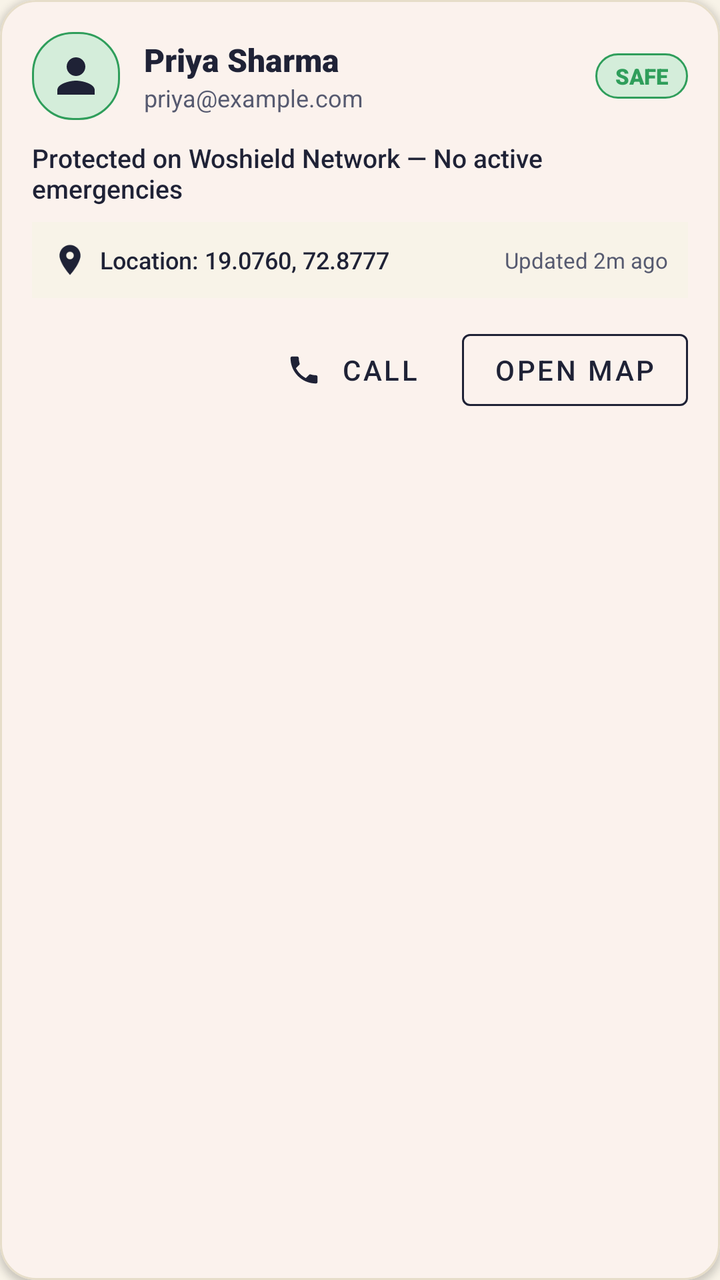
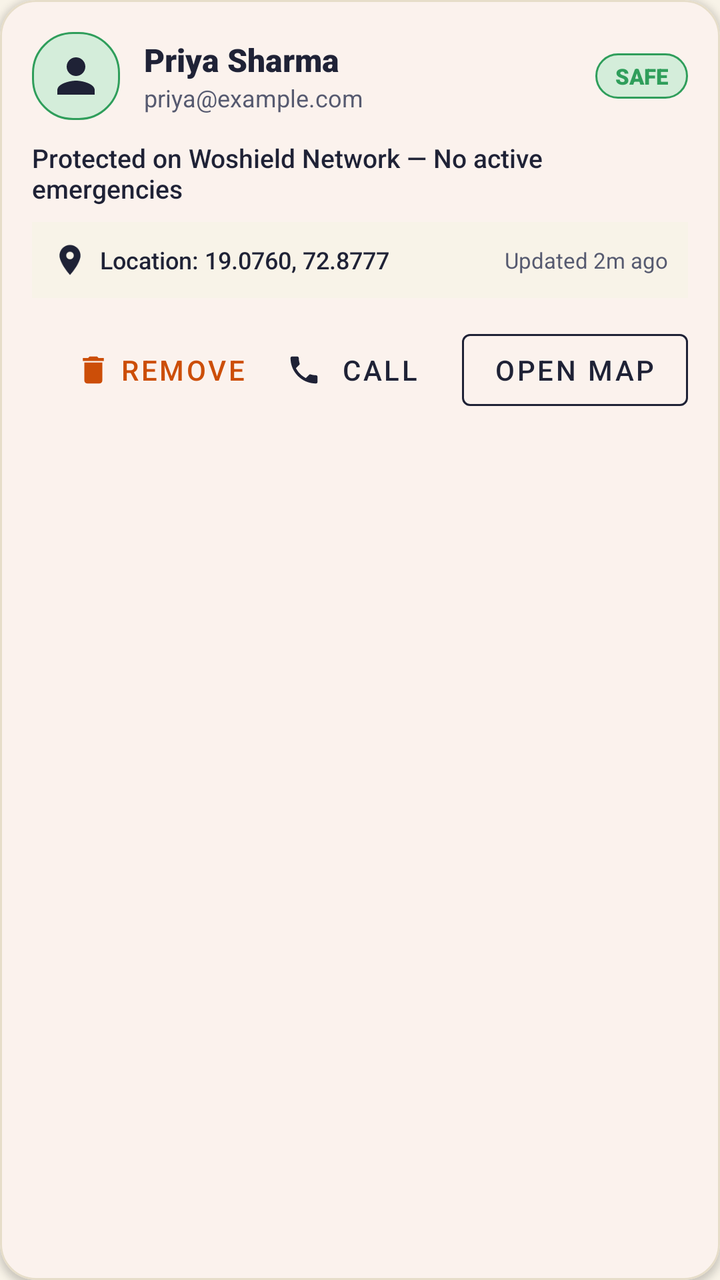

The first picture is an Android layout as it rendered before a commit; the second is the same layout after the commit. The layout source and the unified diff follow.
<!-- AndroidManifest.xml: application theme Theme.EmpowHer -->
<!-- res/layout/item_family_member.xml -->
<?xml version="1.0" encoding="utf-8"?>
<com.google.android.material.card.MaterialCardView
    xmlns:android="http://schemas.android.com/apk/res/android"
    xmlns:app="http://schemas.android.com/apk/res-auto"
    xmlns:tools="http://schemas.android.com/tools"
    android:layout_width="match_parent"
    android:layout_height="wrap_content"
    android:layout_marginHorizontal="16dp"
    android:layout_marginVertical="8dp"
    app:cardBackgroundColor="@color/white"
    app:cardCornerRadius="18dp"
    app:cardElevation="2dp"
    app:strokeColor="@color/subtle_border"
    app:strokeWidth="1dp">

    <LinearLayout
        android:layout_width="match_parent"
        android:layout_height="wrap_content"
        android:orientation="vertical"
        android:padding="16dp">

        
        <LinearLayout
            android:layout_width="match_parent"
            android:layout_height="wrap_content"
            android:gravity="center_vertical"
            android:orientation="horizontal">

            <ImageView
                android:id="@+id/iv_member_avatar"
                android:layout_width="44dp"
                android:layout_height="44dp"
                android:background="@drawable/badge_safe"
                android:padding="8dp"
                android:src="@drawable/ic_nav_profile"
                app:tint="@color/deep_purple"
                tools:ignore="ContentDescription" />

            <LinearLayout
                android:layout_width="0dp"
                android:layout_height="wrap_content"
                android:layout_marginStart="12dp"
                android:layout_weight="1"
                android:orientation="vertical">

                <TextView
                    android:id="@+id/tv_member_name"
                    android:layout_width="wrap_content"
                    android:layout_height="wrap_content"
                    android:fontFamily="sans-serif-black"
                    android:text="Priya Sharma"
                    android:textColor="@color/text_primary"
                    android:textSize="16sp" />

                <TextView
                    android:id="@+id/tv_member_email"
                    android:layout_width="wrap_content"
                    android:layout_height="wrap_content"
                    android:fontFamily="sans-serif"
                    android:text="priya@example.com"
                    android:textColor="@color/text_secondary"
                    android:textSize="12sp" />
            </LinearLayout>

            
            <TextView
                android:id="@+id/badge_safety_status"
                android:layout_width="wrap_content"
                android:layout_height="wrap_content"
                android:background="@drawable/badge_safe"
                android:fontFamily="sans-serif-black"
                android:paddingHorizontal="10dp"
                android:paddingVertical="4dp"
                android:text="SAFE"
                android:textColor="@color/status_safe"
                android:textSize="11sp" />

        </LinearLayout>

        
        <TextView
            android:id="@+id/tv_status_details"
            android:layout_width="match_parent"
            android:layout_height="wrap_content"
            android:layout_marginTop="10dp"
            android:fontFamily="sans-serif-medium"
            android:text="Protected on Woshield Network — No active emergencies"
            android:textColor="@color/text_primary"
            android:textSize="13sp" />

        
        <LinearLayout
            android:id="@+id/layout_routine_info"
            android:layout_width="match_parent"
            android:layout_height="wrap_content"
            android:layout_marginTop="8dp"
            android:background="@drawable/badge_routine"
            android:gravity="center_vertical"
            android:orientation="horizontal"
            android:padding="8dp"
            android:visibility="gone">

            <ImageView
                android:layout_width="16dp"
                android:layout_height="16dp"
                android:src="@drawable/ic_routine"
                app:tint="@color/deep_purple"
                tools:ignore="ContentDescription" />

            <TextView
                android:id="@+id/tv_routine_title"
                android:layout_width="0dp"
                android:layout_height="wrap_content"
                android:layout_marginStart="6dp"
                android:layout_weight="1"
                android:fontFamily="sans-serif"
                android:text="Routine: Evening Commute"
                android:textColor="@color/deep_purple"
                android:textSize="12sp" />

            <TextView
                android:id="@+id/tv_expected_arrival"
                android:layout_width="wrap_content"
                android:layout_height="wrap_content"
                android:fontFamily="sans-serif-medium"
                android:text="ETA 07:30 PM"
                android:textColor="@color/deep_purple"
                android:textSize="12sp" />

        </LinearLayout>

        
        <LinearLayout
            android:id="@+id/layout_location_section"
            android:layout_width="match_parent"
            android:layout_height="wrap_content"
            android:layout_marginTop="8dp"
            android:background="@color/woshield_bg"
            android:orientation="vertical"
            android:padding="10dp">

            <LinearLayout
                android:layout_width="match_parent"
                android:layout_height="wrap_content"
                android:gravity="center_vertical"
                android:orientation="horizontal">

                <ImageView
                    android:id="@+id/iv_location_icon"
                    android:layout_width="18dp"
                    android:layout_height="18dp"
                    android:src="@drawable/ic_location_pin"
                    app:tint="@color/deep_purple"
                    tools:ignore="ContentDescription" />

                <TextView
                    android:id="@+id/tv_location_label"
                    android:layout_width="0dp"
                    android:layout_height="wrap_content"
                    android:layout_marginStart="6dp"
                    android:layout_weight="1"
                    android:fontFamily="sans-serif-medium"
                    android:text="Location: 19.0760, 72.8777"
                    android:textColor="@color/text_primary"
                    android:textSize="12sp" />

                <TextView
                    android:id="@+id/tv_location_time"
                    android:layout_width="wrap_content"
                    android:layout_height="wrap_content"
                    android:fontFamily="sans-serif"
                    android:text="Updated 2m ago"
                    android:textColor="@color/text_secondary"
                    android:textSize="11sp" />

            </LinearLayout>

            
            <TextView
                android:id="@+id/tv_stale_warning"
                android:layout_width="match_parent"
                android:layout_height="wrap_content"
                android:layout_marginTop="4dp"
                android:fontFamily="sans-serif-medium"
                android:text="⚠️ Location is stale (over 15 min old). Device may be offline."
                android:textColor="@color/warning_orange"
                android:textSize="11sp"
                android:visibility="gone" />

        </LinearLayout>

        
        <LinearLayout
            android:layout_width="match_parent"
            android:layout_height="wrap_content"
            android:layout_marginTop="12dp"
            android:gravity="end|center_vertical"
            android:orientation="horizontal">

            <com.google.android.material.button.MaterialButton
                android:id="@+id/btn_call_member"
                style="@style/Widget.MaterialComponents.Button.TextButton"
                android:layout_width="wrap_content"
                android:layout_height="wrap_content"
                android:text="Call"
                android:textColor="@color/deep_purple"
                app:icon="@drawable/ic_phone"
                app:iconTint="@color/deep_purple" />

            <com.google.android.material.button.MaterialButton
                android:id="@+id/btn_view_map"
                style="@style/Widget.MaterialComponents.Button.OutlinedButton"
                android:layout_width="wrap_content"
                android:layout_height="wrap_content"
                android:layout_marginStart="8dp"
                android:text="Open Map"
                android:textColor="@color/deep_purple"
                app:strokeColor="@color/deep_purple" />

        </LinearLayout>

    </LinearLayout>

</com.google.android.material.card.MaterialCardView>
<!-- resources referenced by this layout -->
<resources>
  <color name="deep_purple">#1F2236</color>
  <color name="status_safe">#2F9E5B</color>
  <color name="subtle_border">#E6DDC9</color>
  <color name="text_primary">#1F2236</color>
  <color name="text_secondary">#565A70</color>
  <color name="warning_orange">#CC4E08</color>
  <color name="white">#FFFFFF</color>
  <color name="woshield_bg">#F8F3E8</color>
  <!-- drawable badge_routine (drawable) -->
  <?xml version="1.0" encoding="utf-8"?>
  <shape xmlns:android="http://schemas.android.com/apk/res/android"
      android:shape="rectangle">
      <solid android:color="@color/status_warning_bg" />
      <stroke
          android:width="1dp"
          android:color="@color/warning_orange" />
      <corners android:radius="20dp" />
  </shape>
  <!-- drawable badge_safe (drawable) -->
  <?xml version="1.0" encoding="utf-8"?>
  <shape xmlns:android="http://schemas.android.com/apk/res/android"
      android:shape="rectangle">
      <solid android:color="@color/status_safe_bg" />
      <stroke
          android:width="1dp"
          android:color="@color/status_safe" />
      <corners android:radius="20dp" />
  </shape>
  <!-- drawable ic_location_pin (drawable) -->
  <vector xmlns:android="http://schemas.android.com/apk/res/android"
      android:width="24dp"
      android:height="24dp"
      android:viewportWidth="24"
      android:viewportHeight="24">
      <path
          android:fillColor="#FF6D3DB8"
          android:pathData="M12,2C8.13,2 5,5.13 5,9c0,5.25 7,13 7,13s7,-7.75 7,-13c0,-3.87 -3.13,-7 -7,-7zm0,9.5c-1.38,0 -2.5,-1.12 -2.5,-2.5s1.12,-2.5 2.5,-2.5 2.5,1.12 2.5,2.5 -1.12,2.5 -2.5,2.5z" />
  </vector>
  <!-- drawable ic_nav_profile (drawable) -->
  <vector xmlns:android="http://schemas.android.com/apk/res/android"
      android:width="24dp"
      android:height="24dp"
      android:viewportWidth="24"
      android:viewportHeight="24">
      <path
          android:fillColor="#FF6D3DB8"
          android:pathData="M12,12c2.21,0 4,-1.79 4,-4s-1.79,-4 -4,-4 -4,1.79 -4,4 1.79,4 4,4zm0,2c-2.67,0 -8,1.34 -8,4v2h16v-2c0,-2.66 -5.33,-4 -8,-4z" />
  </vector>
  <!-- drawable ic_routine (drawable) -->
  <vector xmlns:android="http://schemas.android.com/apk/res/android"
      android:width="24dp"
      android:height="24dp"
      android:viewportWidth="24"
      android:viewportHeight="24">
      <path
          android:fillColor="#FF6D3DB8"
          android:pathData="M19,3h-1V1h-2v2H8V1H6v2H5C3.89,3 3,3.9 3,5v14c0,1.1 0.89,2 2,2h14c1.1,0 2,-0.9 2,-2V5C21,3.9 20.1,3 19,3zM19,19H5V8h14V19zM12,10h5v5h-5V10z" />
  </vector>
  <style name="Theme.EmpowHer" parent="Base.Theme.EmpowHer" />
  <color name="status_warning_bg">#FFF3CD</color>
  <color name="status_safe_bg">#D4EDDA</color>
  <color name="primary">#CC4E08</color>
  <color name="primary_variant">#B34306</color>
  <color name="primary_yellow">#FDDB10</color>
  <color name="surface_card">#FFFFFF</color>
  <color name="danger_color">#CC4E08</color>
  <style name="Widget.Woshield.Card" parent="Widget.Material3.CardView.Elevated">
          <item name="cardCornerRadius">@dimen/radius_card</item>
          <item name="cardElevation">@dimen/elevation_card</item>
          <item name="strokeWidth">1dp</item>
          <item name="strokeColor">@color/subtle_border</item>
          <item name="cardBackgroundColor">@color/woshield_card_bg</item>
      </style>
  <dimen name="radius_card">16dp</dimen>
  <dimen name="elevation_card">2dp</dimen>
  <color name="woshield_card_bg">#FFFFFF</color>
  <!-- unchanged entries left out for length: 2 -->
</resources>

<!-- the commit's change to res/layout/item_family_member.xml (unified diff, before → after) -->
@@ -198,10 +198,21 @@
             android:orientation="horizontal">
 
             <com.google.android.material.button.MaterialButton
+                android:id="@+id/btn_remove_member"
+                style="@style/Widget.MaterialComponents.Button.TextButton"
+                android:layout_width="wrap_content"
+                android:layout_height="wrap_content"
+                android:text="Remove"
+                android:textColor="@color/error_red"
+                app:icon="@drawable/ic_delete"
+                app:iconTint="@color/error_red" />
+
+            <com.google.android.material.button.MaterialButton
                 android:id="@+id/btn_call_member"
                 style="@style/Widget.MaterialComponents.Button.TextButton"
                 android:layout_width="wrap_content"
                 android:layout_height="wrap_content"
+                android:layout_marginStart="4dp"
                 android:text="Call"
                 android:textColor="@color/deep_purple"
                 app:icon="@drawable/ic_phone"
<!-- resource entries referenced after the edit -->
@@ -1,6 +1,7 @@
 <!-- resources referenced by this layout -->
 <resources>
   <color name="deep_purple">#1F2236</color>
+  <color name="error_red">#CC4E08</color>
   <color name="status_safe">#2F9E5B</color>
   <color name="subtle_border">#E6DDC9</color>
   <color name="text_primary">#1F2236</color>
@@ -28,6 +29,16 @@
           android:color="@color/status_safe" />
       <corners android:radius="20dp" />
   </shape>
+  <!-- drawable ic_delete (drawable) -->
+  <vector xmlns:android="http://schemas.android.com/apk/res/android"
+      android:width="24dp"
+      android:height="24dp"
+      android:viewportWidth="24"
+      android:viewportHeight="24">
+      <path
+          android:fillColor="#FFB42318"
+          android:pathData="M6,19c0,1.1 0.9,2 2,2h8c1.1,0 2,-0.9 2,-2V7H6v12zM19,4h-3.5l-1,-1h-5l-1,1H5v2h14V4z" />
+  </vector>
   <!-- drawable ic_location_pin (drawable) -->
   <vector xmlns:android="http://schemas.android.com/apk/res/android"
       android:width="24dp"
